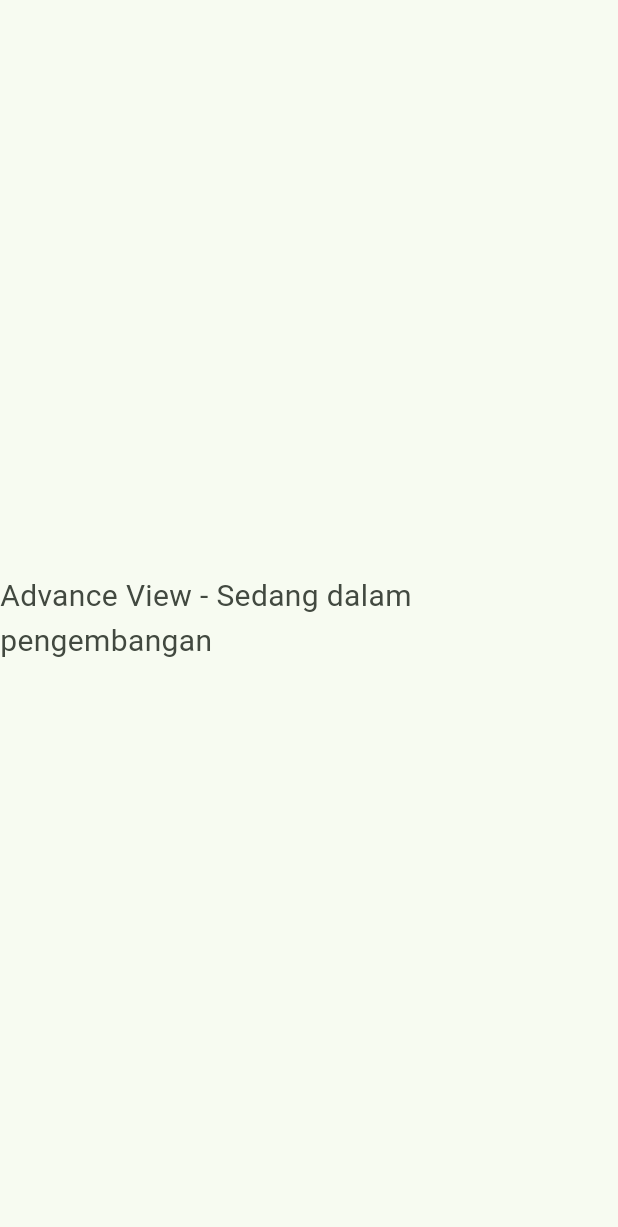
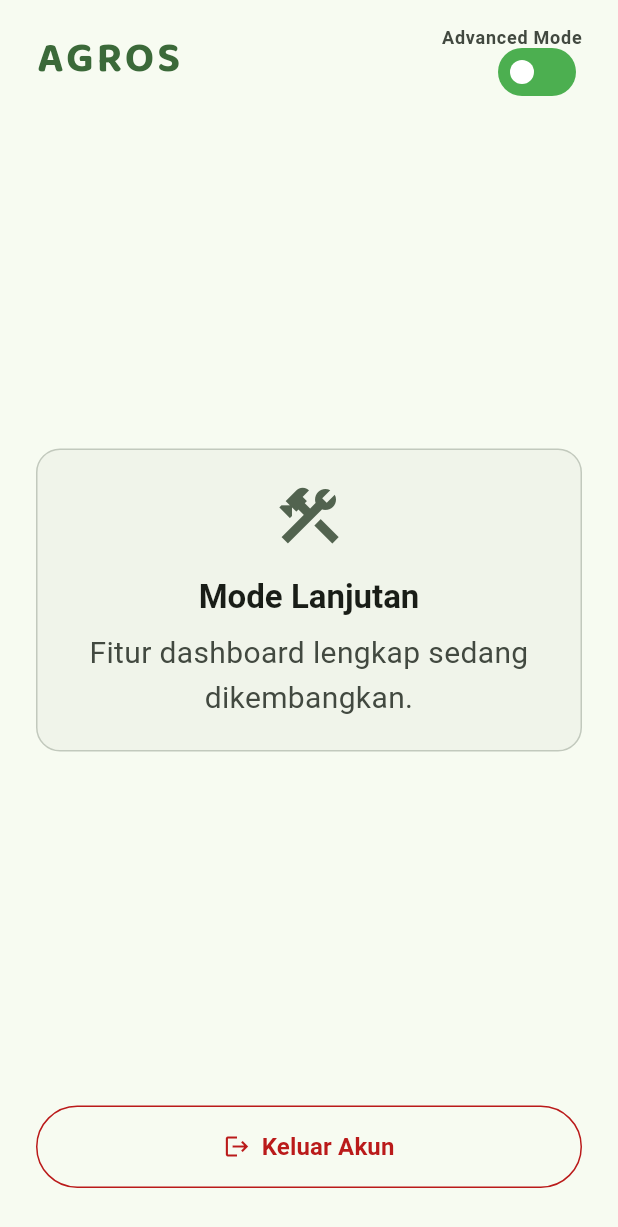
Before and after one commit to 1nnocentia/Agros-Frontend, a Flutter app: the AdvanceView screen opened directly, on a phone screen of 412 x 824 dp. Shown: the top 1227 px of the screen. Run offline on Flutter 3.47's test engine with Material 3 defaults, Android fonts, the phone set to English and light mode, and no system bars; our stand-ins replace firebase_ai, firebase_core, flutter_dotenv, flutter_tts, google_fonts, permission_handler and 2 more; missing offline and left inert: porcupine_flutter; accounts and stored records are empty; generated files the repository leaves out were written again.

Commit message:
feat: implement navigation between BasicView and AdvanceView with mode switching

```diff
--- a/lib/presentation/views/advance_view.dart
+++ b/lib/presentation/views/advance_view.dart
@@ -1,4 +1,12 @@
 import 'package:flutter/material.dart';
+import 'package:google_fonts/google_fonts.dart';
+
+import 'package:agros/presentation/widgets/auth_guard.dart';
+import 'package:agros/presentation/widgets/toggle_switch.dart';
+
+import 'package:agros/data/repositories/agros_repository.dart';
+
+import 'package:agros/presentation/views/basic_view.dart';
 
 class AdvanceView extends StatefulWidget {
   const AdvanceView({super.key});
@@ -8,11 +16,125 @@ class AdvanceView extends StatefulWidget {
 }
 
 class _AdvanceViewState extends State<AdvanceView> {
+  bool isBasicMode = false;
+  bool _isLoading = false;
+  final AgrosRepository _repo = AgrosRepository();
+
+  void _handleLogout() async {
+    setState(() => _isLoading = true);
+
+    await _repo.auth.logout();
+
+    if (mounted) {
+      setState(() => _isLoading = false);
+      Navigator.of(context).pushAndRemoveUntil(
+        MaterialPageRoute(builder: (context) => const AuthGuard()),
+        (route) => false,
+      );
+    }
+  }
+  void _switchMode(bool value) {
+    if (value == true) {
+      Navigator.pushReplacement(
+        context,
+        PageRouteBuilder(
+          pageBuilder: (context, animation1, animation2) => const BasicView(),
+          transitionDuration: Duration.zero,
+          reverseTransitionDuration: Duration.zero,
+        ),
+      );
+    }
+  }
+
   @override
   Widget build(BuildContext context) {
-    return const Scaffold(
-      body: Center(
-        child: Text("Advance View - Sedang dalam pengembangan"),
+    final colorScheme = Theme.of(context).colorScheme;
+    final textTheme = Theme.of(context).textTheme;
+
+    return Scaffold(
+      backgroundColor: colorScheme.surface,
+      body: SafeArea(
+        child: Padding(
+          padding: const EdgeInsets.symmetric(horizontal: 24.0, vertical: 16.0),
+          child: Column(
+            children: [
+
+              Row(
+                mainAxisAlignment: MainAxisAlignment.spaceBetween,
+                children: [
+                  Text(
+                    'AGROS',
+                    style: GoogleFonts.baloo2(
+                      fontSize: 28,
+                      fontWeight: FontWeight.bold,
+                      color: colorScheme.primary,
+                      letterSpacing: 2.0,
+                    ),
+                  ),
+                  ToggleSwitch(
+                    value: isBasicMode,
+                    onChanged: _switchMode,
+                  ),
+                ],
+              ),
+
+              const Spacer(),
+
+              Container(
+                padding: const EdgeInsets.all(20),
+                decoration: BoxDecoration(
+                  color: colorScheme.surfaceContainerHighest.withOpacity(0.3),
+                  borderRadius: BorderRadius.circular(16),
+                  border: Border.all(color: colorScheme.outlineVariant),
+                ),
+                child: Column(
+                  children: [
+                    Icon(Icons.construction, size: 48, color: colorScheme.secondary),
+                    const SizedBox(height: 16),
+                    Text(
+                      "Mode Lanjutan",
+                      style: textTheme.titleLarge?.copyWith(
+                        fontWeight: FontWeight.bold,
+                        color: colorScheme.onSurface,
+                      ),
+                    ),
+                    const SizedBox(height: 8),
+                    Text(
+                      "Fitur dashboard lengkap sedang dikembangkan.",
+                      textAlign: TextAlign.center,
+                      style: textTheme.bodyMedium?.copyWith(
+                        color: colorScheme.onSurfaceVariant,
+                      ),
+                    ),
+                  ],
+                ),
+              ),
+
+              const Spacer(),
+
+              SizedBox(
+                width: double.infinity,
+                child: _isLoading
+                ? const Center(child: CircularProgressIndicator())
+                : OutlinedButton.icon(
+                    onPressed: _handleLogout,
+                    icon: const Icon(Icons.logout),
+                    label: const Text("Keluar Akun"),
+                    style: OutlinedButton.styleFrom(
+                      foregroundColor: colorScheme.error,
+                      side: BorderSide(color: colorScheme.error),
+                      padding: const EdgeInsets.symmetric(vertical: 16),
+                      textStyle: textTheme.labelLarge?.copyWith(
+                        fontSize: 16,
+                        fontWeight: FontWeight.bold,
+                      ),
+                    ),
+                  ),
+              ),
+              const SizedBox(height: 16),
+            ],
+          ),
+        ),
       ),
     );
   }
--- a/lib/presentation/views/basic_view.dart
+++ b/lib/presentation/views/basic_view.dart
@@ -5,6 +5,8 @@ import 'package:google_fonts/google_fonts.dart';
 
 import 'package:agros/presentation/widgets/toggle_switch.dart';
 import 'package:agros/presentation/widgets/microphone_icon.dart';
+
+import 'package:agros/presentation/views/advance_view.dart';
 
 
 class BasicView extends StatefulWidget {
@@ -46,7 +48,16 @@ class _BasicViewState extends State<BasicView> {
                     value: isBasicMode,
                     onChanged: (val) {
                       setState(() => isBasicMode = val);
-                      // TODO: Implementasi logika pindah mode di masa depan
+                      if (val == false) {
+                        Navigator.pushReplacement(
+                          context,
+                          PageRouteBuilder(
+                            pageBuilder: (context, anim1, anim2) => const AdvanceView(),
+                            transitionDuration: Duration.zero,
+                            reverseTransitionDuration: Duration.zero,
+                          ),
+                        );
+                      }
                     },
                   ),
                 ],
```
